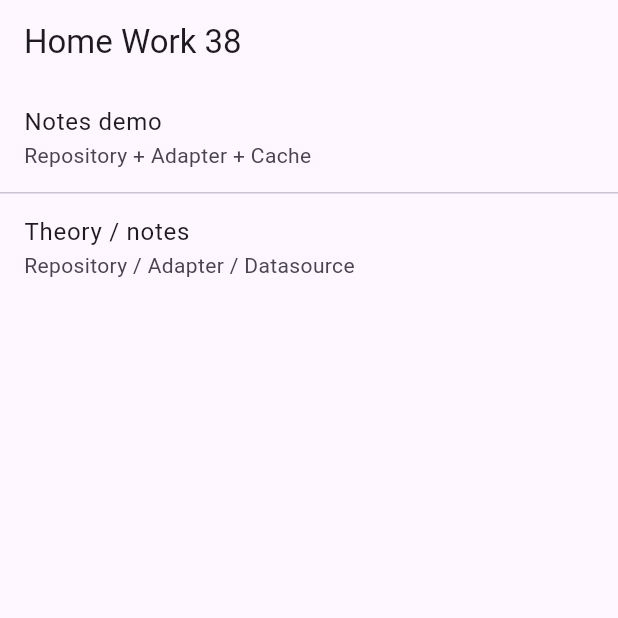
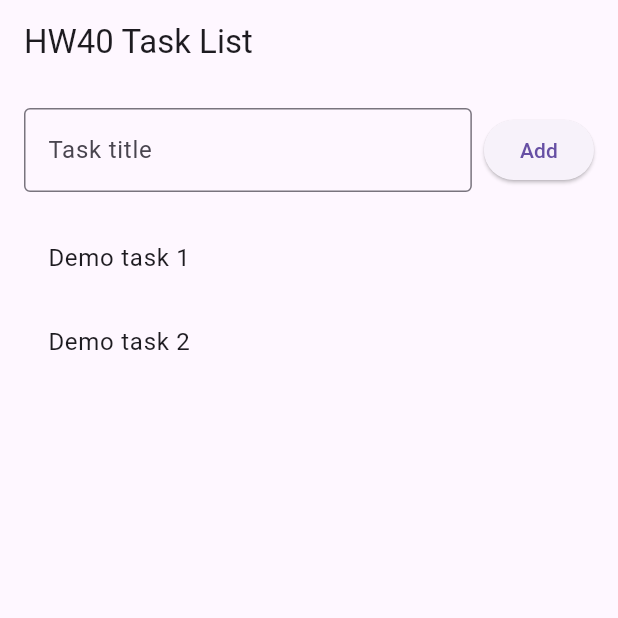
Before and after one commit to lantemir/flutter_home_work, a Flutter app: the screen it shows after launch, on a phone screen of 412 x 824 dp, the top half of it. Run offline on Flutter 3.47's test engine with Material 3 defaults, Android fonts, the phone set to English and light mode, and no system bars; our stand-ins replace cached_network_image, cloud_firestore, dio, drift, drift_flutter, equatable and 11 more; accounts and stored records are empty; generated files the repository leaves out were written again.

Commit message:
home work 40

```diff
--- /dev/null
+++ b/lib/home_work_40/controller/task_list_controller.dart
@@ -0,0 +1,12 @@
+import 'package:flutter/foundation.dart';
+
+import '../model/task_item.dart';
+
+abstract class TaskListController extends ChangeNotifier {
+  List<TaskItem> get items;
+  bool get isLoading;
+  String? get errorMessage;
+
+  Future<void> load();
+  Future<void> add(String title);
+}
--- /dev/null
+++ b/lib/home_work_40/hw40_menu_page.dart
@@ -0,0 +1,64 @@
+import 'package:flutter/material.dart';
+
+import 'controller/task_list_controller.dart';
+import 'model/task_item.dart';
+import 'screens/task_list_page.dart';
+
+class DemoTaskListController extends TaskListController {
+  List<TaskItem> _items = [];
+  bool _isLoading = false;
+  String? _errorMessage;
+
+  @override
+  List<TaskItem> get items => _items;
+
+  @override
+  bool get isLoading => _isLoading;
+
+  @override
+  String? get errorMessage => _errorMessage;
+
+  @override
+  Future<void> load() async {
+    _isLoading = true;
+    _errorMessage = null;
+    notifyListeners();
+
+    await Future<void>.delayed(const Duration(milliseconds: 400));
+
+    _isLoading = false;
+    _items = const [
+      TaskItem(id: '1', title: 'Demo task 1'),
+      TaskItem(id: '2', title: 'Demo task 2'),
+    ];
+    notifyListeners();
+  }
+
+  @override
+  Future<void> add(String title) async {
+    if (title.trim().isEmpty) {
+      _errorMessage = 'Title cannot be empty';
+      notifyListeners();
+      return;
+    }
+
+    _errorMessage = null;
+    _items = [
+      TaskItem(
+        id: DateTime.now().millisecondsSinceEpoch.toString(),
+        title: title.trim(),
+      ),
+      ..._items,
+    ];
+    notifyListeners();
+  }
+}
+
+class HomeWork40MenuPage extends StatelessWidget {
+  const HomeWork40MenuPage({super.key});
+
+  @override
+  Widget build(BuildContext context) {
+    return TaskListPage(controller: DemoTaskListController());
+  }
+}
--- /dev/null
+++ b/lib/home_work_40/model/task_item.dart
@@ -0,0 +1,6 @@
+class TaskItem {
+  final String id;
+  final String title;
+
+  const TaskItem({required this.id, required this.title});
+}
--- /dev/null
+++ b/lib/home_work_40/screens/task_details_page.dart
@@ -0,0 +1,23 @@
+import 'package:flutter/material.dart';
+
+import '../model/task_item.dart';
+
+class TaskDetailsPage extends StatelessWidget {
+  final TaskItem item;
+
+  const TaskDetailsPage({super.key, required this.item});
+
+  @override
+  Widget build(BuildContext context) {
+    return Scaffold(
+      appBar: AppBar(title: const Text('Task Details')),
+      body: Center(
+        child: Text(
+          item.title,
+          key: const Key('details_title'),
+          style: const TextStyle(fontSize: 22),
+        ),
+      ),
+    );
+  }
+}
--- /dev/null
+++ b/lib/home_work_40/screens/task_list_page.dart
@@ -0,0 +1,124 @@
+import 'package:flutter/material.dart';
+
+import '../controller/task_list_controller.dart';
+import '../model/task_item.dart';
+import '../widgets/task_input_bar.dart';
+import 'task_details_page.dart';
+
+class TaskListPage extends StatefulWidget {
+  final TaskListController controller;
+
+  const TaskListPage({super.key, required this.controller});
+
+  @override
+  State<TaskListPage> createState() => _TaskListPageState();
+}
+
+class _TaskListPageState extends State<TaskListPage> {
+  late final TextEditingController textController;
+
+  TaskListController get controller => widget.controller;
+
+  @override
+  void initState() {
+    super.initState();
+    textController = TextEditingController();
+    controller.addListener(_onChanged);
+    controller.load();
+  }
+
+  void _onChanged() {
+    if (!mounted) return;
+
+    setState(() {});
+
+    final error = controller.errorMessage;
+    if (error != null && error.isNotEmpty) {
+      ScaffoldMessenger.of(context).showSnackBar(
+        SnackBar(key: const Key('error_snackbar'), content: Text(error)),
+      );
+    }
+  }
+
+  @override
+  void dispose() {
+    controller.removeListener(_onChanged);
+    textController.dispose();
+    super.dispose();
+  }
+
+  Future<void> _onAddPressed() async {
+    await controller.add(textController.text);
+    if (controller.errorMessage == null) {
+      textController.clear();
+    }
+  }
+
+  void _openDetails(TaskItem item) {
+    Navigator.push(
+      context,
+      MaterialPageRoute(builder: (_) => TaskDetailsPage(item: item)),
+    );
+  }
+
+  @override
+  Widget build(BuildContext context) {
+    final items = controller.items;
+    final isLoading = controller.isLoading;
+    final hasError =
+        controller.errorMessage != null && controller.errorMessage!.isNotEmpty;
+
+    return Scaffold(
+      appBar: AppBar(title: const Text('HW40 Task List')),
+      body: Padding(
+        padding: const EdgeInsets.all(16),
+        child: Column(
+          children: [
+            TaskInputBar(
+              controller: textController,
+              onAddPressed: _onAddPressed,
+              enabled: !isLoading,
+            ),
+            const SizedBox(height: 16),
+
+            if (isLoading)
+              const LinearProgressIndicator(key: Key('loading_indicator')),
+
+            if (!isLoading && items.isEmpty && !hasError)
+              const Expanded(
+                child: Center(
+                  child: Text('No items', key: Key('empty_state_text')),
+                ),
+              )
+            else if (!isLoading && items.isNotEmpty)
+              Expanded(
+                child: ListView.builder(
+                  key: const Key('task_list'),
+                  itemCount: items.length,
+                  itemBuilder: (_, index) {
+                    final item = items[index];
+                    return ListTile(
+                      key: Key('task_tile_${item.id}'),
+                      title: Text(item.title),
+                      onTap: () => _openDetails(item),
+                    );
+                  },
+                ),
+              )
+            else if (!isLoading && hasError && items.isEmpty)
+              Expanded(
+                child: Center(
+                  child: Text(
+                    controller.errorMessage!,
+                    key: const Key('error_text'),
+                  ),
+                ),
+              )
+            else
+              const SizedBox.shrink(),
+          ],
+        ),
+      ),
+    );
+  }
+}
--- /dev/null
+++ b/lib/home_work_40/widgets/task_input_bar.dart
@@ -0,0 +1,38 @@
+import 'package:flutter/material.dart';
+
+class TaskInputBar extends StatelessWidget {
+  final TextEditingController controller;
+  final VoidCallback onAddPressed;
+  final bool enabled;
+
+  const TaskInputBar({
+    super.key,
+    required this.controller,
+    required this.onAddPressed,
+    required this.enabled,
+  });
+
+  @override
+  Widget build(BuildContext context) {
+    return Row(
+      children: [
+        Expanded(
+          child: TextField(
+            key: const Key('task_input'),
+            controller: controller,
+            decoration: const InputDecoration(
+              labelText: 'Task title',
+              border: OutlineInputBorder(),
+            ),
+          ),
+        ),
+        const SizedBox(width: 8),
+        ElevatedButton(
+          key: const Key('add_task_button'),
+          onPressed: enabled ? onAddPressed : null,
+          child: const Text('Add'),
+        ),
+      ],
+    );
+  }
+}
--- a/lib/main.dart
+++ b/lib/main.dart
@@ -1,7 +1,7 @@
-// home work 38
+// home work 40
 
 import 'package:flutter/material.dart';
-import 'home_work_38/hw38_menu_page.dart';
+import 'home_work_40/hw40_menu_page.dart';
 
 void main() {
   runApp(const MyApp());
@@ -14,10 +14,34 @@ class MyApp extends StatelessWidget {
   Widget build(BuildContext context) {
     return const MaterialApp(
       debugShowCheckedModeBanner: false,
-      home: HomeWork38MenuPage(),
+      home: HomeWork40MenuPage(),
     );
   }
 }
+
+
+
+
+// home work 38
+
+// import 'package:flutter/material.dart';
+// import 'home_work_38/hw38_menu_page.dart';
+
+// void main() {
+//   runApp(const MyApp());
+// }
+
+// class MyApp extends StatelessWidget {
+//   const MyApp({super.key});
+
+//   @override
+//   Widget build(BuildContext context) {
+//     return const MaterialApp(
+//       debugShowCheckedModeBanner: false,
+//       home: HomeWork38MenuPage(),
+//     );
+//   }
+// }
 
 
 // home work 37
```
Also changed, not shown: 3 other files.
